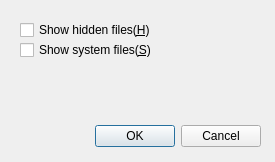
Before: the Qt Designer form filterdialog.ui in haraki/farman, drawn with Qt 5.
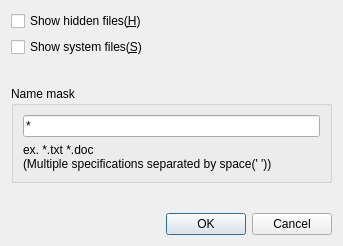
After: the same form once the commit is applied.

Commit message: add file mask filter.(refs #60)

The edit to the form file:
```diff
--- a/filterdialog.ui
+++ b/filterdialog.ui
@@ -6,38 +6,16 @@
    <rect>
     <x>0</x>
     <y>0</y>
-    <width>275</width>
-    <height>162</height>
+    <width>343</width>
+    <height>246</height>
    </rect>
   </property>
   <property name="windowTitle">
    <string>Filter Settings</string>
   </property>
-  <widget class="QDialogButtonBox" name="buttonBox">
-   <property name="geometry">
-    <rect>
-     <x>30</x>
-     <y>120</y>
-     <width>231</width>
-     <height>32</height>
-    </rect>
-   </property>
-   <property name="orientation">
-    <enum>Qt::Horizontal</enum>
-   </property>
-   <property name="standardButtons">
-    <set>QDialogButtonBox::Cancel|QDialogButtonBox::Ok</set>
-   </property>
-  </widget>
+  <layout class="QVBoxLayout" name="verticalLayout">
+   <item>
   <widget class="QCheckBox" name="showHiddenCheckBox">
-   <property name="geometry">
-    <rect>
-     <x>20</x>
-     <y>20</y>
-     <width>151</width>
-     <height>20</height>
-    </rect>
-   </property>
    <property name="focusPolicy">
     <enum>Qt::StrongFocus</enum>
    </property>
@@ -45,15 +23,9 @@
     <string>Show hidden files(&amp;H)</string>
    </property>
   </widget>
+   </item>
+   <item>
   <widget class="QCheckBox" name="showSystemCheckBox">
-   <property name="geometry">
-    <rect>
-     <x>20</x>
-     <y>40</y>
-     <width>151</width>
-     <height>20</height>
-    </rect>
-   </property>
    <property name="focusPolicy">
     <enum>Qt::StrongFocus</enum>
    </property>
@@ -61,6 +33,67 @@
     <string>Show system files(&amp;S)</string>
    </property>
   </widget>
+   </item>
+   <item>
+    <spacer name="verticalSpacer_2">
+     <property name="orientation">
+      <enum>Qt::Vertical</enum>
+     </property>
+     <property name="sizeHint" stdset="0">
+      <size>
+       <width>20</width>
+       <height>40</height>
+      </size>
+     </property>
+    </spacer>
+   </item>
+   <item>
+    <widget class="QGroupBox" name="nameMaskFilterGroupBox">
+     <property name="title">
+      <string>Name mask</string>
+     </property>
+     <layout class="QVBoxLayout" name="verticalLayout_2">
+      <item>
+       <widget class="QLineEdit" name="nameMaskFilterLineEdit">
+        <property name="text">
+         <string>*</string>
+        </property>
+       </widget>
+      </item>
+      <item>
+       <widget class="QLabel" name="nameMaskFilterExampleLabel">
+        <property name="text">
+         <string>ex. *.txt *.doc&lt;br&gt;(Multiple specifications separated by space(' '))</string>
+        </property>
+       </widget>
+      </item>
+     </layout>
+    </widget>
+   </item>
+   <item>
+    <spacer name="verticalSpacer">
+     <property name="orientation">
+      <enum>Qt::Vertical</enum>
+     </property>
+     <property name="sizeHint" stdset="0">
+      <size>
+       <width>20</width>
+       <height>40</height>
+      </size>
+     </property>
+    </spacer>
+   </item>
+   <item>
+    <widget class="QDialogButtonBox" name="buttonBox">
+     <property name="orientation">
+      <enum>Qt::Horizontal</enum>
+     </property>
+     <property name="standardButtons">
+      <set>QDialogButtonBox::Cancel|QDialogButtonBox::Ok</set>
+     </property>
+    </widget>
+   </item>
+  </layout>
  </widget>
  <resources/>
  <connections>
```
Lines whose indentation alone changed are shown as unchanged. The commit also changes 8 other files.
